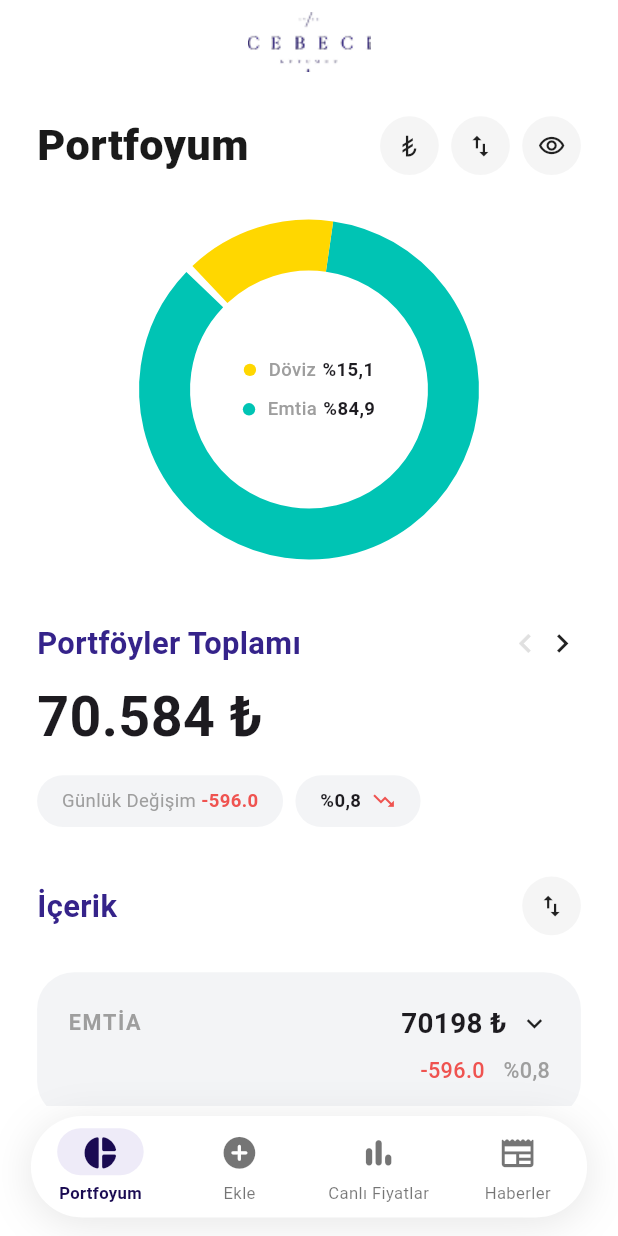
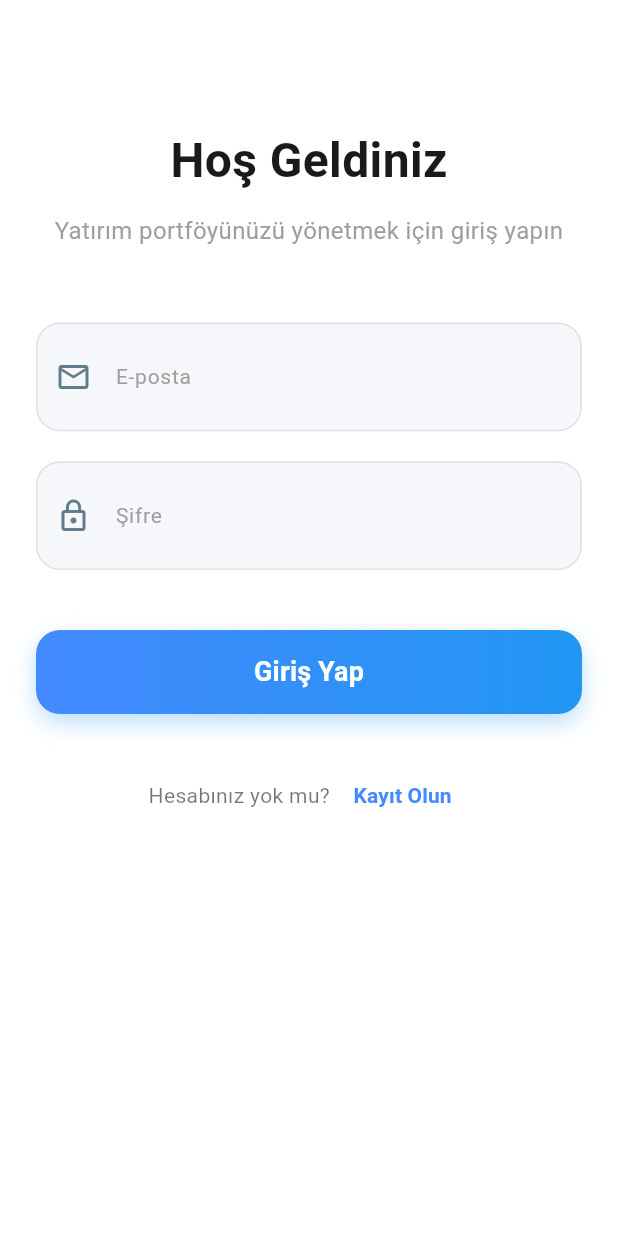
Before and after one commit to zrana24/portfolio_app, a Flutter app: the screen it shows after launch, on a phone screen of 412 x 824 dp. Run offline on Flutter 3.47's test engine with Material 3 defaults, Android fonts, the phone set to English and light mode, and no system bars; our stand-ins replace equatable, flutter_bloc, shared_preferences.

Commit message:
auth api

```diff
--- a/lib/app/app.dart
+++ b/lib/app/app.dart
@@ -1,11 +1,14 @@
 import 'package:flutter/material.dart';
 import 'package:flutter_bloc/flutter_bloc.dart';
-import 'routes.dart';
+import '../app/routes.dart';
 import '../bloc/home/home_bloc.dart';
+import '../bloc/auth/auth_bloc.dart';
 import '../bloc/addPortfolio/addPortfolio_bloc.dart';
 
 class MyApp extends StatelessWidget {
-  const MyApp({super.key});
+  final String initialRoute;
+
+  const MyApp({super.key, required this.initialRoute});
 
   @override
   Widget build(BuildContext context) {
@@ -17,6 +20,9 @@ class MyApp extends StatelessWidget {
         BlocProvider<AddPortfolioBloc>(
           create: (context) => AddPortfolioBloc(),
         ),
+        BlocProvider<AuthBloc>(
+          create: (context) => AuthBloc(),
+        ),
       ],
       child: MaterialApp(
         title: 'Cebeci',
@@ -24,9 +30,14 @@ class MyApp extends StatelessWidget {
           primarySwatch: Colors.blue,
           useMaterial3: true,
           scaffoldBackgroundColor: Colors.white,
+          appBarTheme: const AppBarTheme(
+            backgroundColor: Colors.white,
+            elevation: 0,
+            iconTheme: IconThemeData(color: Colors.black),
+          ),
         ),
         debugShowCheckedModeBanner: false,
-        initialRoute: AppRoutes.home,
+        initialRoute: initialRoute,
         routes: AppRoutes.getRoutes(),
       ),
     );
--- a/lib/app/routes.dart
+++ b/lib/app/routes.dart
@@ -3,12 +3,16 @@ import '../screens/home/home_page.dart';
 import '../screens/addPortfolio/addPortfolio_page.dart';
 import '../screens/price/livePrices_page.dart';
 import '../screens/news/news_page.dart';
+import '../screens/auth/login_page.dart';
+import '../screens/auth/register_page.dart';
 
 class AppRoutes {
   static const String home = '/home';
   static const String add = '/add';
   static const String livePrices = '/livePrices';
   static const String news = '/news';
+  static const String login = '/login';
+  static const String register = '/register';
 
   static Map<String, WidgetBuilder> getRoutes() {
     return {
@@ -16,6 +20,8 @@ class AppRoutes {
       add: (context) => const AddPortfolioPage(),
       livePrices: (context) => const LivePricesPage(),
       news: (context) => const NewsPage(),
+      login: (context) => const LoginPage(),
+      register: (context) => const RegisterPage(),
     };
   }
 }
--- a/lib/bloc/auth/auth_event.dart
+++ b/lib/bloc/auth/auth_event.dart
@@ -0,0 +1,23 @@
+abstract class AuthEvent {}
+
+class LoginSubmitted extends AuthEvent {
+  final String email;
+  final String password;
+  LoginSubmitted(this.email, this.password);
+}
+
+class RegisterSubmitted extends AuthEvent {
+  final String name;
+  final String email;
+  final String phone;
+  final String password;
+  final String confirmPassword;
+
+  RegisterSubmitted({
+    required this.name,
+    required this.email,
+    required this.phone,
+    required this.password,
+    required this.confirmPassword,
+  });
+}
--- a/lib/bloc/auth/auth_state.dart
+++ b/lib/bloc/auth/auth_state.dart
@@ -0,0 +1,9 @@
+abstract class AuthState {}
+
+class AuthInitial extends AuthState {}
+class AuthLoading extends AuthState {}
+class AuthSuccess extends AuthState {}
+class AuthFailure extends AuthState {
+  final String message;
+  AuthFailure(this.message);
+}
--- a/lib/bloc/livePrices/livePrices_bloc.dart
+++ b/lib/bloc/livePrices/livePrices_bloc.dart
@@ -1,11 +1,7 @@
-// lib/bloc/livePrices/livePrices_bloc.dart
-
 import 'dart:async';
 import 'package:flutter_bloc/flutter_bloc.dart';
 import 'livePrices_event.dart';
 import 'livePrices_state.dart';
-
-// ─── Mock Repository ─────────────────────────────────────────────────────────
 
 class _MockPricesRepository {
   Future<List<PriceItem>> fetchAll() async {
@@ -28,8 +24,6 @@ class _MockPricesRepository {
     ];
   }
 }
-
-// ─── Bloc ─────────────────────────────────────────────────────────────────────
 
 class LivePricesBloc extends Bloc<LivePricesEvent, LivePricesState> {
   final _MockPricesRepository _repo = _MockPricesRepository();
--- a/lib/bloc/livePrices/livePrices_event.dart
+++ b/lib/bloc/livePrices/livePrices_event.dart
@@ -1,8 +1,4 @@
-// lib/bloc/livePrices/livePrices_event.dart
-
 import 'package:equatable/equatable.dart';
-
-// ─── Modeller ────────────────────────────────────────────────────────────────
 
 enum ViewMode { list, table }
 
@@ -46,7 +42,6 @@ class PriceItem {
   int get hashCode => code.hashCode;
 }
 
-// ─── Events ──────────────────────────────────────────────────────────────────
 
 abstract class LivePricesEvent extends Equatable {
   const LivePricesEvent();
@@ -63,7 +58,6 @@ class RefreshLivePrices extends LivePricesEvent {
   const RefreshLivePrices();
 }
 
-/// Gerçek zamanlı fiyat güncellemesi (WebSocket vb.)
 class LivePriceUpdated extends LivePricesEvent {
   final PriceItem updatedItem;
 
--- a/lib/bloc/livePrices/livePrices_state.dart
+++ b/lib/bloc/livePrices/livePrices_state.dart
@@ -1,5 +1,3 @@
-// lib/bloc/livePrices/livePrices_state.dart
-
 import 'package:equatable/equatable.dart';
 import 'livePrices_event.dart';
 
@@ -31,7 +29,6 @@ class LivePricesLoaded extends LivePricesState {
     this.searchQuery = '',
   });
 
-  /// Arama sorgusuna göre filtrelenmiş liste.
   List<PriceItem> get displayedItems {
     if (searchQuery.isEmpty) return allItems;
     final q = searchQuery.toLowerCase();
@@ -60,7 +57,6 @@ class LivePricesLoaded extends LivePricesState {
   List<Object?> get props => [allItems, viewMode, searchQuery, lastUpdated];
 }
 
-/// Arka planda yenileme — mevcut veri görünür kalmaya devam eder.
 class LivePricesRefreshing extends LivePricesLoaded {
   const LivePricesRefreshing({
     required super.allItems,
--- a/lib/bloc/news/news_event.dart
+++ b/lib/bloc/news/news_event.dart
@@ -1,8 +1,4 @@
-// lib/bloc/news/news_event.dart
-
 import 'package:equatable/equatable.dart';
-
-// ─── Model ───────────────────────────────────────────────────────────────────
 
 class NewsArticle {
   final String id;
@@ -24,7 +20,6 @@ class NewsArticle {
   });
 }
 
-// ─── Events ──────────────────────────────────────────────────────────────────
 
 abstract class NewsEvent extends Equatable {
   const NewsEvent();
--- /dev/null
+++ b/lib/screens/auth/login_page.dart
@@ -0,0 +1,219 @@
+import 'package:flutter/material.dart';
+import 'package:flutter_bloc/flutter_bloc.dart';
+import '../../bloc/auth/auth_bloc.dart';
+import '../../bloc/auth/auth_event.dart';
+import '../../bloc/auth/auth_state.dart';
+import '../../app/routes.dart'; // AppRoutes'u import etmeyi unutma
+
+class LoginPage extends StatelessWidget {
+  const LoginPage({super.key});
+
+  @override
+  Widget build(BuildContext context) {
+    final emailController = TextEditingController();
+    final passwordController = TextEditingController();
+
+    return Scaffold(
+      backgroundColor: Colors.white,
+      body: BlocListener<AuthBloc, AuthState>(
+        listener: (context, state) {
+          if (state is AuthSuccess) {
+            // Yönlendirmeyi AppRoutes üzerinden yapıyoruz
+            Navigator.pushReplacementNamed(context, AppRoutes.home);
+          } else if (state is AuthFailure) {
+            ScaffoldMessenger.of(context).showSnackBar(
+              SnackBar(
+                content: Text(state.message),
+                backgroundColor: Colors.red,
+                behavior: SnackBarBehavior.floating,
+              ),
+            );
+          }
+        },
+        child: SafeArea(
+          child: SingleChildScrollView( // Tüm yapıyı kaydırılabilir yaptık
+            padding: const EdgeInsets.all(24.0),
+            child: Column(
+              mainAxisAlignment: MainAxisAlignment.center,
+              children: [
+                const SizedBox(height: 60),
+                const Text(
+                  "Hoş Geldiniz",
+                  style: TextStyle(
+                    fontSize: 32,
+                    fontWeight: FontWeight.bold,
+                    color: Color(0xFF1A1A1A),
+                  ),
+                ),
+                const SizedBox(height: 12),
+                const Text(
+                  "Yatırım portföyünüzü yönetmek için giriş yapın",
+                  style: TextStyle(
+                    fontSize: 16,
+                    color: Colors.grey,
+                  ),
+                  textAlign: TextAlign.center,
+                ),
+                const SizedBox(height: 50),
+
+                _buildTextField(
+                  controller: emailController,
+                  label: "E-posta",
+                  icon: Icons.email_outlined,
+                  keyboardType: TextInputType.emailAddress,
+                ),
+
+                const SizedBox(height: 20),
+
+                _buildTextField(
+                  controller: passwordController,
+                  label: "Şifre",
+                  icon: Icons.lock_outline,
+                  isPassword: true,
+                ),
+
+                /*const SizedBox(height: 12),
+
+                Align(
+                  alignment: Alignment.centerRight,
+                  child: TextButton(
+                    onPressed: () {
+                      // Şifre sıfırlama mantığı buraya
+                    },
+                    child: const Text(
+                      "Şifremi Unuttum?",
+                      style: TextStyle(color: Colors.blueAccent, fontWeight: FontWeight.w600),
+                    ),
+                  ),
+                ),
+
+                const SizedBox(height: 30),*/
+
+                const SizedBox(height: 40),
+
+                BlocBuilder<AuthBloc, AuthState>(
+                  builder: (context, state) {
+                    if (state is AuthLoading) {
+                      return const Center(child: CircularProgressIndicator());
+                    }
+
+                    return Container(
+                      width: double.infinity,
+                      height: 56,
+                      decoration: BoxDecoration(
+                        borderRadius: BorderRadius.circular(16),
+                        gradient: const LinearGradient(
+                          colors: [Colors.blueAccent, Colors.blue],
+                        ),
+                        boxShadow: [
+                          BoxShadow(
+                            color: Colors.blue.withOpacity(0.3),
+                            blurRadius: 12,
+                            offset: const Offset(0, 6),
+                          ),
+                        ],
+                      ),
+                      child: ElevatedButton(
+                        onPressed: () {
+                          if (emailController.text.isNotEmpty &&
+                              passwordController.text.isNotEmpty) {
+                            context.read<AuthBloc>().add(
+                              LoginSubmitted(
+                                emailController.text,
+                                passwordController.text,
+                              ),
+                            );
+                          } else {
+                            _showWarning(context, "Lütfen tüm alanları doldurun");
+                          }
+                        },
+                        style: ElevatedButton.styleFrom(
+                          backgroundColor: Colors.transparent,
+                          shadowColor: Colors.transparent,
+                          shape: RoundedRectangleBorder(
+                            borderRadius: BorderRadius.circular(16),
+                          ),
+                        ),
+                        child: const Text(
+                          "Giriş Yap",
+                          style: TextStyle(
+                            fontSize: 18,
+                            fontWeight: FontWeight.bold,
+                            color: Colors.white,
+                          ),
+                        ),
+                      ),
+                    );
+                  },
+                ),
+
+                const SizedBox(height: 30), // Buton ile link arası boşluk
+
+                // --- Kayıt Ol Linki Artık Burada (Butonun Altında) ---
+                Row(
+                  mainAxisAlignment: MainAxisAlignment.center,
+                  children: [
+                    const Text(
+                      "Hesabınız yok mu? ",
+                      style: TextStyle(color: Colors.black54),
+                    ),
+                    TextButton(
+                      onPressed: () => Navigator.pushNamed(context, AppRoutes.register),
+                      child: const Text(
+                        "Kayıt Olun",
+                        style: TextStyle(
+                          color: Colors.blueAccent,
+                          fontWeight: FontWeight.bold,
+                        ),
+                      ),
+                    ),
+                  ],
+                ),
+                const SizedBox(height: 20),
+              ],
+            ),
+          ),
+        ),
+      ),
+    );
+  }
+
+  // Yardımcı widget ve fonksiyonlar aynı kalıyor...
+  Widget _buildTextField({
+    required TextEditingController controller,
+    required String label,
+    required IconData icon,
+    bool isPassword = false,
+    TextInputType keyboardType = TextInputType.text,
+  }) {
+    return Container(
+      decoration: BoxDecoration(
+        color: const Color(0xFFF5F7FA),
+        borderRadius: BorderRadius.circular(16),
+        border: Border.all(color: const Color(0xFFE0E0E0), width: 1),
+      ),
+      child: TextField(
+        controller: controller,
+        obscureText: isPassword,
+        keyboardType: keyboardType,
+        decoration: InputDecoration(
+          labelText: label,
+          labelStyle: const TextStyle(color: Colors.grey, fontSize: 14),
+          prefixIcon: Icon(icon, color: Colors.blueGrey),
+          border: InputBorder.none,
+          contentPadding: const EdgeInsets.symmetric(horizontal: 20, vertical: 16),
+        ),
+      ),
+    );
+  }
+
+  void _showWarning(BuildContext context, String message) {
+    ScaffoldMessenger.of(context).showSnackBar(
+      SnackBar(
+        content: Text(message),
+        backgroundColor: Colors.orange[800],
+        behavior: SnackBarBehavior.floating,
+      ),
+    );
+  }
+}
--- /dev/null
+++ b/lib/services/token_service.dart
@@ -0,0 +1,20 @@
+import 'package:shared_preferences/shared_preferences.dart';
+
+class TokenService {
+  static const String _tokenKey = 'auth_token';
+
+  static Future<void> saveToken(String token) async {
+    final prefs = await SharedPreferences.getInstance();
+    await prefs.setString(_tokenKey, token);
+  }
+
+  static Future<String?> getToken() async {
+    final prefs = await SharedPreferences.getInstance();
+    return prefs.getString(_tokenKey);
+  }
+
+  static Future<void> removeToken() async {
+    final prefs = await SharedPreferences.getInstance();
+    await prefs.remove(_tokenKey);
+  }
+}
--- a/pubspec.yaml
+++ b/pubspec.yaml
@@ -16,12 +16,15 @@ dependencies:
   flutter_bloc: ^9.1.1
   equatable: ^2.0.8
   shimmer: ^3.0.0
+  http: ^1.1.0
+  shared_preferences: ^2.2.2
 
 dev_dependencies:
   flutter_test:
     sdk: flutter
 
   flutter_lints: ^6.0.0
+  change_app_package_name: ^1.5.0
 
 flutter:
   assets:
```
Also changed, not shown: lib/app/apiUrl.dart (added, +41 -0 lines), lib/bloc/auth/auth_bloc.dart (+55 -0 lines), lib/main.dart (+11 -3 lines), lib/screens/auth/register_page.dart (added, +212 -0 lines), lib/services/auth_service.dart (+90 -0 lines), lib/screens/auth/auth_page.dart (deleted), pubspec.lock, 7 other files.
